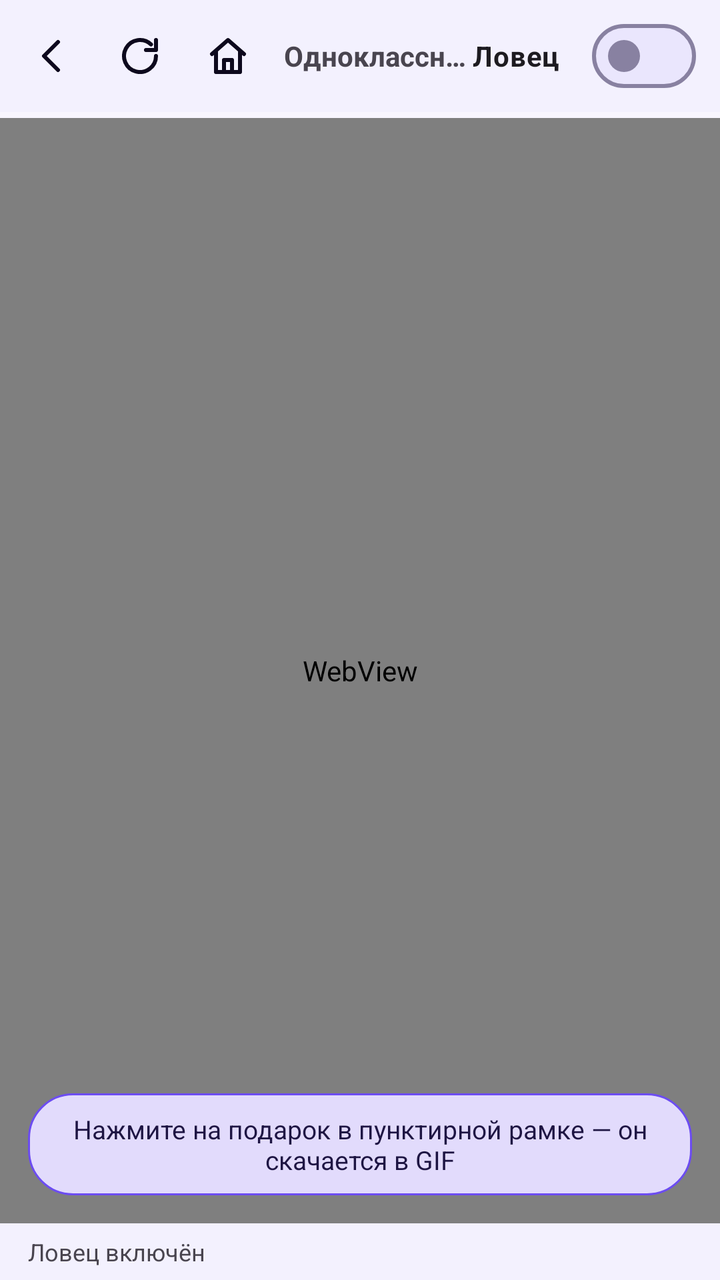
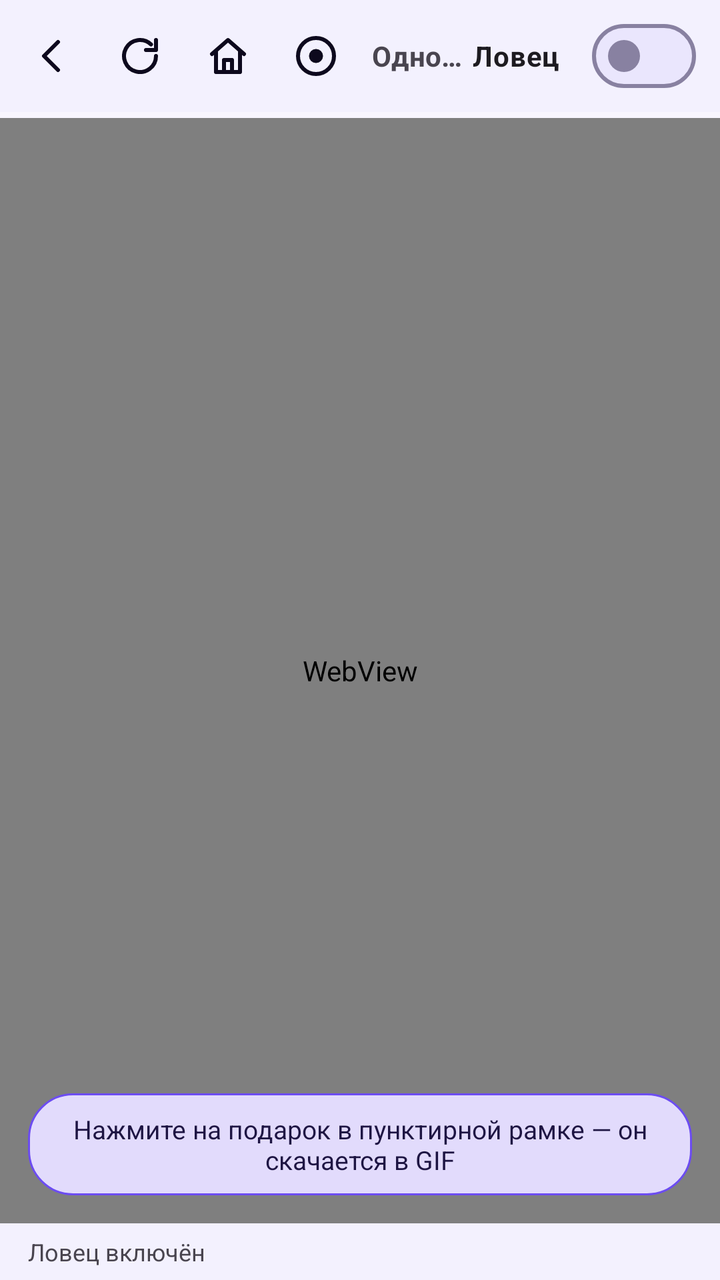

Screens rendered from an Android XML layout before and after an edit, with the pre-edit source and the edit as a unified diff.
<!-- AndroidManifest.xml: application theme Theme.Klass.Violet -->
<!-- res/layout/tab_browser.xml -->
<?xml version="1.0" encoding="utf-8"?>
<LinearLayout xmlns:android="http://schemas.android.com/apk/res/android"
    android:layout_width="match_parent"
    android:layout_height="match_parent"
    android:orientation="vertical">

    <LinearLayout
        android:layout_width="match_parent"
        android:layout_height="wrap_content"
        android:background="@drawable/bg_bar"
        android:gravity="center_vertical"
        android:orientation="horizontal"
        android:paddingStart="4dp"
        android:paddingTop="4dp"
        android:paddingEnd="12dp"
        android:paddingBottom="4dp">

        <ImageButton
            android:id="@+id/btnBack"
            android:layout_width="44dp"
            android:layout_height="44dp"
            android:background="?attr/selectableItemBackgroundBorderless"
            android:contentDescription="Назад"
            android:src="@drawable/ic_back" />

        <ImageButton
            android:id="@+id/btnReload"
            android:layout_width="44dp"
            android:layout_height="44dp"
            android:background="?attr/selectableItemBackgroundBorderless"
            android:contentDescription="Обновить"
            android:src="@drawable/ic_refresh" />

        <ImageButton
            android:id="@+id/btnHome"
            android:layout_width="44dp"
            android:layout_height="44dp"
            android:background="?attr/selectableItemBackgroundBorderless"
            android:contentDescription="На главную"
            android:src="@drawable/ic_home" />

        <TextView
            android:id="@+id/pageTitle"
            android:layout_width="0dp"
            android:layout_height="wrap_content"
            android:layout_marginStart="6dp"
            android:layout_weight="1"
            android:ellipsize="end"
            android:maxLines="1"
            android:text="Одноклассники"
            android:textSize="14sp"
            android:textStyle="bold" />

        <com.google.android.material.materialswitch.MaterialSwitch
            android:id="@+id/swCatcher"
            android:layout_width="wrap_content"
            android:layout_height="wrap_content"
            android:text="Ловец"
            android:textSize="14sp"
            android:textStyle="bold" />
    </LinearLayout>

    <ProgressBar
        android:id="@+id/pageProgress"
        style="?android:attr/progressBarStyleHorizontal"
        android:layout_width="match_parent"
        android:layout_height="3dp"
        android:max="100"
        android:progress="0"
        android:visibility="invisible" />

    <FrameLayout
        android:layout_width="match_parent"
        android:layout_height="0dp"
        android:layout_weight="1">

        <WebView
            android:id="@+id/web"
            android:layout_width="match_parent"
            android:layout_height="match_parent" />

        <TextView
            android:id="@+id/hintPill"
            android:layout_width="wrap_content"
            android:layout_height="wrap_content"
            android:layout_gravity="bottom|center_horizontal"
            android:layout_margin="14dp"
            android:background="@drawable/bg_pill"
            android:gravity="center"
            android:paddingStart="16dp"
            android:paddingTop="9dp"
            android:paddingEnd="16dp"
            android:paddingBottom="9dp"
            android:text="Нажмите на подарок в пунктирной рамке — он скачается в GIF"
            android:textColor="?attr/colorOnPrimaryContainer"
            android:textSize="13sp" />
    </FrameLayout>

    <TextView
        android:id="@+id/statusLine"
        android:layout_width="match_parent"
        android:layout_height="wrap_content"
        android:background="@drawable/bg_bar"
        android:paddingStart="14dp"
        android:paddingTop="6dp"
        android:paddingEnd="14dp"
        android:paddingBottom="6dp"
        android:text="Ловец включён"
        android:textSize="12sp" />
</LinearLayout>
<!-- resources referenced by this layout -->
<resources>
  <!-- drawable bg_bar (drawable) -->
  <?xml version="1.0" encoding="utf-8"?>
  <shape xmlns:android="http://schemas.android.com/apk/res/android" android:shape="rectangle">
      <solid android:color="?attr/colorSurfaceContainer" />
  </shape>
  <!-- drawable bg_pill (drawable) -->
  <?xml version="1.0" encoding="utf-8"?>
  <shape xmlns:android="http://schemas.android.com/apk/res/android" android:shape="rectangle">
      <solid android:color="?attr/colorPrimaryContainer" />
      <stroke android:width="1dp" android:color="?attr/colorPrimary" />
      <corners android:radius="22dp" />
  </shape>
  <!-- drawable ic_back (drawable) -->
  <?xml version="1.0" encoding="utf-8"?>
  <vector xmlns:android="http://schemas.android.com/apk/res/android"
      android:width="24dp" android:height="24dp" android:viewportWidth="24" android:viewportHeight="24">
      <path android:pathData="M15,5l-7,7l7,7"
          android:strokeColor="?attr/colorOnSurface" android:strokeWidth="2" android:strokeLineCap="round" android:strokeLineJoin="round" />
  </vector>
  <!-- drawable ic_home (drawable) -->
  <?xml version="1.0" encoding="utf-8"?>
  <vector xmlns:android="http://schemas.android.com/apk/res/android"
      android:width="24dp" android:height="24dp" android:viewportWidth="24" android:viewportHeight="24">
      <path android:pathData="M4,11l8,-7l8,7"
          android:strokeColor="?attr/colorOnSurface" android:strokeWidth="2" android:strokeLineCap="round" android:strokeLineJoin="round" />
      <path android:pathData="M6,10v10h12v-10"
          android:strokeColor="?attr/colorOnSurface" android:strokeWidth="2" android:strokeLineCap="round" android:strokeLineJoin="round" />
      <path android:pathData="M10,20v-6h4v6"
          android:strokeColor="?attr/colorOnSurface" android:strokeWidth="2" android:strokeLineCap="round" android:strokeLineJoin="round" />
  </vector>
  <!-- drawable ic_refresh (drawable) -->
  <?xml version="1.0" encoding="utf-8"?>
  <vector xmlns:android="http://schemas.android.com/apk/res/android"
      android:width="24dp" android:height="24dp" android:viewportWidth="24" android:viewportHeight="24">
      <path android:pathData="M20,12a8,8 0 1,1 -2.5,-5.8"
          android:strokeColor="?attr/colorOnSurface" android:strokeWidth="2" android:strokeLineCap="round" android:strokeLineJoin="round" />
      <path android:pathData="M20,4v5h-5"
          android:strokeColor="?attr/colorOnSurface" android:strokeWidth="2" android:strokeLineCap="round" android:strokeLineJoin="round" />
  </vector>
  <style name="Base.Theme.Klass.Light" parent="Theme.Material3.Light.NoActionBar">
          <item name="android:windowLightStatusBar">true</item>
          <item name="android:windowLightNavigationBar">true</item>
      </style>
  <!-- unchanged entries left out for length: 1 -->
</resources>

<!-- the commit's change to res/layout/tab_browser.xml (unified diff, before → after) -->
@@ -38,6 +38,14 @@
             android:background="?attr/selectableItemBackgroundBorderless"
             android:contentDescription="На главную"
             android:src="@drawable/ic_home" />
+
+        <ImageButton
+            android:id="@+id/btnRec"
+            android:layout_width="44dp"
+            android:layout_height="44dp"
+            android:background="?attr/selectableItemBackgroundBorderless"
+            android:contentDescription="Записать анимацию"
+            android:src="@drawable/ic_record" />
 
         <TextView
             android:id="@+id/pageTitle"
<!-- resource entries referenced after the edit -->
@@ -30,6 +30,14 @@
       <path android:pathData="M10,20v-6h4v6"
           android:strokeColor="?attr/colorOnSurface" android:strokeWidth="2" android:strokeLineCap="round" android:strokeLineJoin="round" />
   </vector>
+  <!-- drawable ic_record (drawable) -->
+  <?xml version="1.0" encoding="utf-8"?>
+  <vector xmlns:android="http://schemas.android.com/apk/res/android"
+      android:width="24dp" android:height="24dp" android:viewportWidth="24" android:viewportHeight="24">
+      <path android:pathData="M3,12a9,9 0 1,0 18,0a9,9 0 1,0 -18,0"
+          android:strokeColor="?attr/colorOnSurface" android:strokeWidth="2" />
+      <path android:fillColor="?attr/colorOnSurface" android:pathData="M8.5,12a3.5,3.5 0 1,0 7,0a3.5,3.5 0 1,0 -7,0" />
+  </vector>
   <!-- drawable ic_refresh (drawable) -->
   <?xml version="1.0" encoding="utf-8"?>
   <vector xmlns:android="http://schemas.android.com/apk/res/android"
